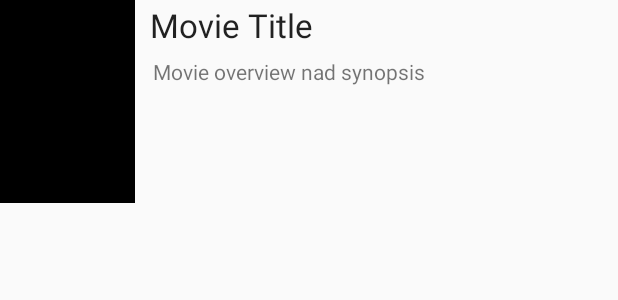
After one commit to fprospato/Flicks, an Android app: the layout item_movie.xml on its own in the app's theme, with its tools: preview values and no code run, on a phone screen of 412 x 824 dp. The commit adds this screen. Shown: the top 300 px of the screen. Run offline under Robolectric (Android 15) with nearby library versions, the phone set to English and light mode, and no system bars.

Commit message:
- Add Movie class - Add Movie adapter - Get now playing

```diff
--- a/app/build.gradle
+++ b/app/build.gradle
@@ -27,4 +27,5 @@ dependencies {
     testImplementation 'junit:junit:4.12'
     androidTestImplementation 'androidx.test:runner:1.2.0'
     androidTestImplementation 'androidx.test.espresso:espresso-core:3.2.0'
+    implementation 'androidx.recyclerview:recyclerview:1.0.0'
 }
--- /dev/null
+++ b/app/src/main/res/layout/item_movie.xml
@@ -0,0 +1,34 @@
+<?xml version="1.0" encoding="utf-8"?>
+<RelativeLayout xmlns:android="http://schemas.android.com/apk/res/android"
+    xmlns:app="http://schemas.android.com/apk/res-auto"
+    android:layout_width="match_parent" android:layout_height="match_parent">
+
+    <ImageView
+        android:id="@+id/ivPosterImage"
+        android:layout_width="90dp"
+        android:layout_height="135dp"
+        android:layout_alignParentTop="true"
+        android:layout_marginTop="0dp"
+        app:srcCompat="@android:drawable/screen_background_dark" />
+
+    <TextView
+        android:id="@+id/tvTitle"
+        android:layout_width="306dp"
+        android:layout_height="wrap_content"
+        android:layout_alignParentStart="true"
+        android:layout_alignParentTop="true"
+        android:layout_marginStart="100dp"
+        android:layout_marginTop="2dp"
+        android:text="Movie Title"
+        android:textAppearance="@style/TextAppearance.AppCompat.Large" />
+
+    <TextView
+        android:id="@+id/tvOverview"
+        android:layout_width="300dp"
+        android:layout_height="95dp"
+        android:layout_alignParentStart="true"
+        android:layout_alignParentTop="true"
+        android:layout_marginStart="102dp"
+        android:layout_marginTop="38dp"
+        android:text="Movie overview nad synopsis" />
+</RelativeLayout>
```
Also changed, not shown: app/src/main/java/com/example/flicks/MovieAdapter.java (added, +83 -0 lines), app/src/main/java/com/example/flicks/MovieListActivity.java (+56 -0 lines), app/src/main/java/com/example/flicks/models/Movie.java (added, +32 -0 lines), app/src/main/res/layout/activity_movie_list.xml (+6 -7 lines).
